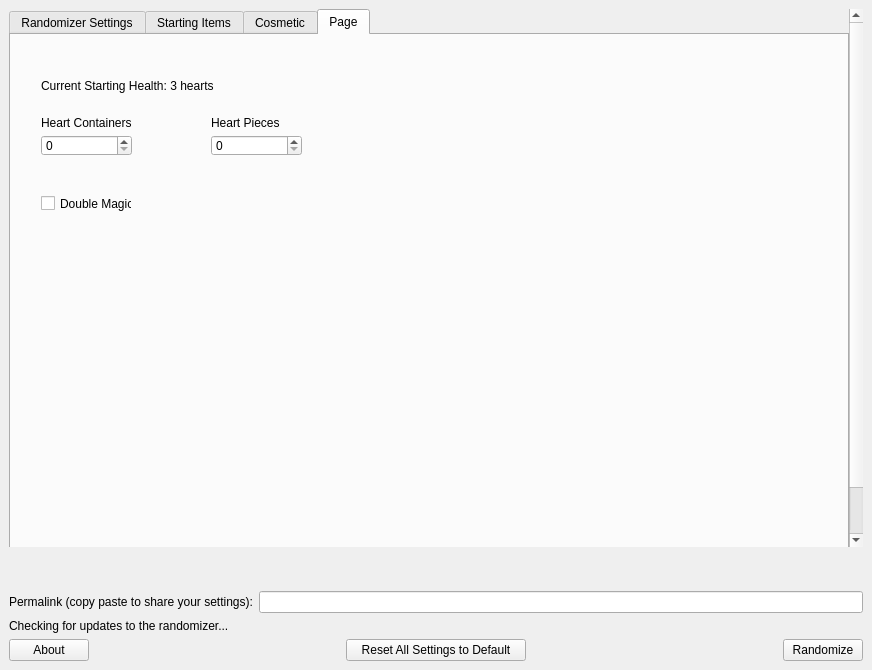
Before: the Qt Designer form wwr_ui/randomizer_window.ui in LagoLunatic/wwrando, drawn with Qt 5.
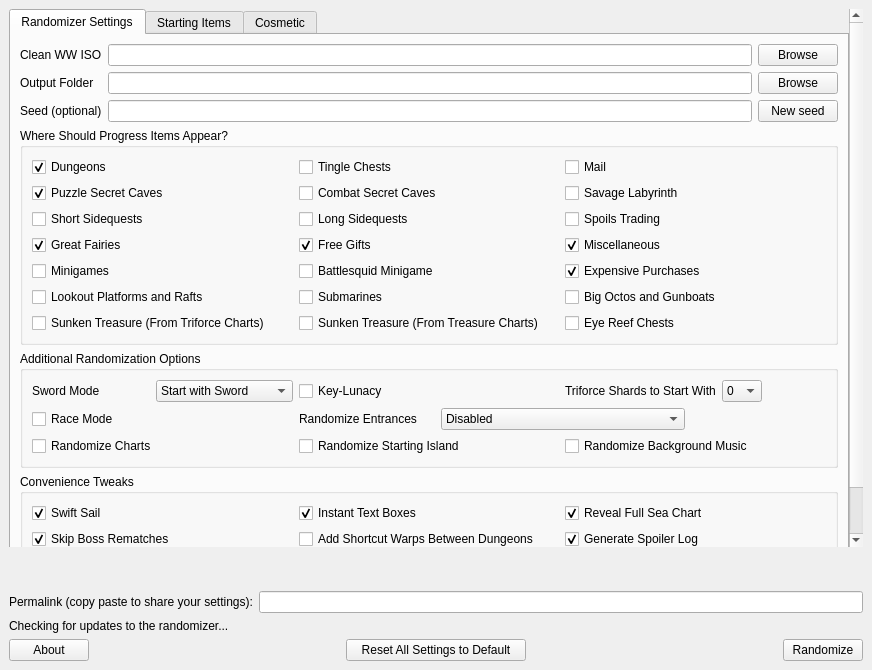
After: the same form once the commit is applied.

Commit message: Move new options to Starting Items tab

Patch:
```diff
--- a/wwr_ui/randomizer_window.ui
+++ b/wwr_ui/randomizer_window.ui
@@ -51,7 +51,7 @@
            <bool>true</bool>
           </property>
           <property name="currentIndex">
-           <number>3</number>
+           <number>0</number>
           </property>
           <widget class="QWidget" name="tab">
            <attribute name="title">
@@ -571,9 +571,11 @@
            <attribute name="title">
             <string>Starting Items</string>
            </attribute>
+           <layout class="QVBoxLayout" name="verticalLayout_10">
+            <item>
            <layout class="QHBoxLayout" name="horizontalLayout_9">
             <item>
-             <layout class="QVBoxLayout" name="verticalLayout_7">
+               <layout class="QVBoxLayout" name="verticalLayout_8">
               <item>
                <widget class="QLabel" name="label_for_randomized_gear">
                 <property name="text">
@@ -594,7 +596,7 @@
              </layout>
             </item>
             <item>
-             <layout class="QVBoxLayout" name="verticalLayout_8">
+               <layout class="QVBoxLayout" name="verticalLayout_7">
               <item>
                <spacer name="verticalSpacer_3">
                 <property name="orientation">
@@ -671,6 +673,85 @@
              </layout>
             </item>
            </layout>
+            </item>
+            <item>
+             <layout class="QHBoxLayout" name="horizontalLayout_10">
+              <item>
+               <widget class="QLabel" name="label_6">
+                <property name="text">
+                 <string>Heart Containers</string>
+                </property>
+               </widget>
+              </item>
+              <item>
+               <widget class="QSpinBox" name="starting_hcs">
+                <property name="layoutDirection">
+                 <enum>Qt::LeftToRight</enum>
+                </property>
+                <property name="maximum">
+                 <number>6</number>
+                </property>
+                <property name="value">
+                 <number>0</number>
+                </property>
+                <property name="displayIntegerBase">
+                 <number>10</number>
+                </property>
+               </widget>
+              </item>
+              <item>
+               <widget class="QLabel" name="label_5">
+                <property name="text">
+                 <string>Heart Pieces</string>
+                </property>
+               </widget>
+              </item>
+              <item>
+               <widget class="QSpinBox" name="starting_pohs">
+                <property name="maximum">
+                 <number>44</number>
+                </property>
+                <property name="value">
+                 <number>0</number>
+                </property>
+                <property name="displayIntegerBase">
+                 <number>10</number>
+                </property>
+               </widget>
+              </item>
+              <item>
+               <widget class="QLabel" name="current_health">
+                <property name="text">
+                 <string>Current Starting Health: 3 hearts</string>
+                </property>
+               </widget>
+              </item>
+              <item>
+               <spacer name="horizontalSpacer_3">
+                <property name="orientation">
+                 <enum>Qt::Horizontal</enum>
+                </property>
+                <property name="sizeHint" stdset="0">
+                 <size>
+                  <width>40</width>
+                  <height>20</height>
+                 </size>
+                </property>
+               </spacer>
+              </item>
+              <item>
+               <widget class="QCheckBox" name="start_double_magic">
+                <property name="layoutDirection">
+                 <enum>Qt::RightToLeft</enum>
+                </property>
+                <property name="text">
+                 <string>Double Magic</string>
+                </property>
+               </widget>
+              </item>
+             </layout>
+            </item>
+           </layout>
           </widget>
           <widget class="QWidget" name="tab_2">
            <attribute name="title">
@@ -779,98 +860,6 @@
             </item>
            </layout>
           </widget>
-          <widget class="QWidget" name="tab_4">
-           <attribute name="title">
-            <string>Page</string>
-           </attribute>
-           <widget class="QSpinBox" name="starting_pohs">
-            <property name="geometry">
-             <rect>
-              <x>200</x>
-              <y>100</y>
-              <width>91</width>
-              <height>21</height>
-             </rect>
-            </property>
-            <property name="maximum">
-             <number>44</number>
-            </property>
-            <property name="value">
-             <number>0</number>
-            </property>
-            <property name="displayIntegerBase">
-             <number>10</number>
-            </property>
-           </widget>
-           <widget class="QLabel" name="label_5">
-            <property name="geometry">
-             <rect>
-              <x>200</x>
-              <y>80</y>
-              <width>71</width>
-              <height>16</height>
-             </rect>
-            </property>
-            <property name="text">
-             <string>Heart Pieces</string>
-            </property>
-           </widget>
-           <widget class="QLabel" name="current_health">
-            <property name="geometry">
-             <rect>
-              <x>30</x>
-              <y>40</y>
-              <width>251</width>
-              <height>21</height>
-             </rect>
-            </property>
-            <property name="text">
-             <string>Current Starting Health: 3 hearts</string>
-            </property>
-           </widget>
-           <widget class="QLabel" name="label_6">
-            <property name="geometry">
-             <rect>
-              <x>30</x>
-              <y>80</y>
-              <width>101</width>
-              <height>16</height>
-             </rect>
-            </property>
-            <property name="text">
-             <string>Heart Containers</string>
-            </property>
-           </widget>
-           <widget class="QSpinBox" name="starting_hcs">
-            <property name="geometry">
-             <rect>
-              <x>30</x>
-              <y>100</y>
-              <width>91</width>
-              <height>21</height>
-             </rect>
-            </property>
-            <property name="maximum">
-             <number>6</number>
-            </property>
-            <property name="displayIntegerBase">
-             <number>10</number>
-            </property>
-           </widget>
-           <widget class="QCheckBox" name="start_double_magic">
-            <property name="geometry">
-             <rect>
-              <x>30</x>
-              <y>160</y>
-              <width>91</width>
-              <height>17</height>
-             </rect>
-            </property>
-            <property name="text">
-             <string>Double Magic</string>
-            </property>
-           </widget>
-          </widget>
          </widget>
         </item>
        </layout>
```
Lines whose indentation alone changed are shown as unchanged. The commit also changes 1 other file.
